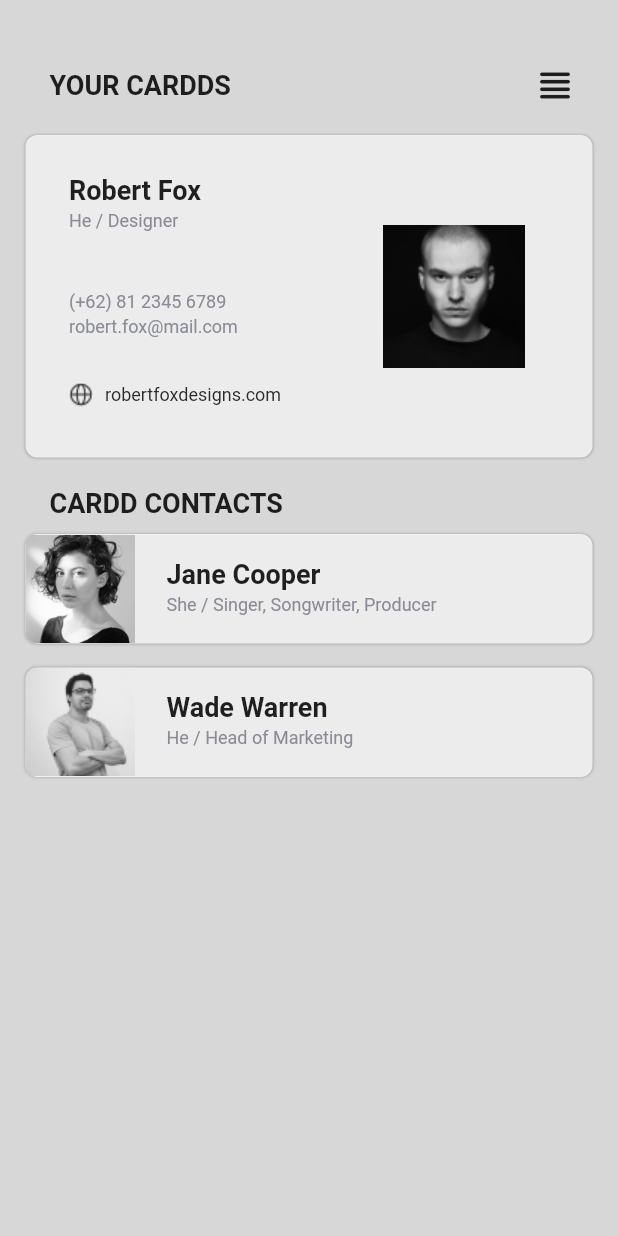
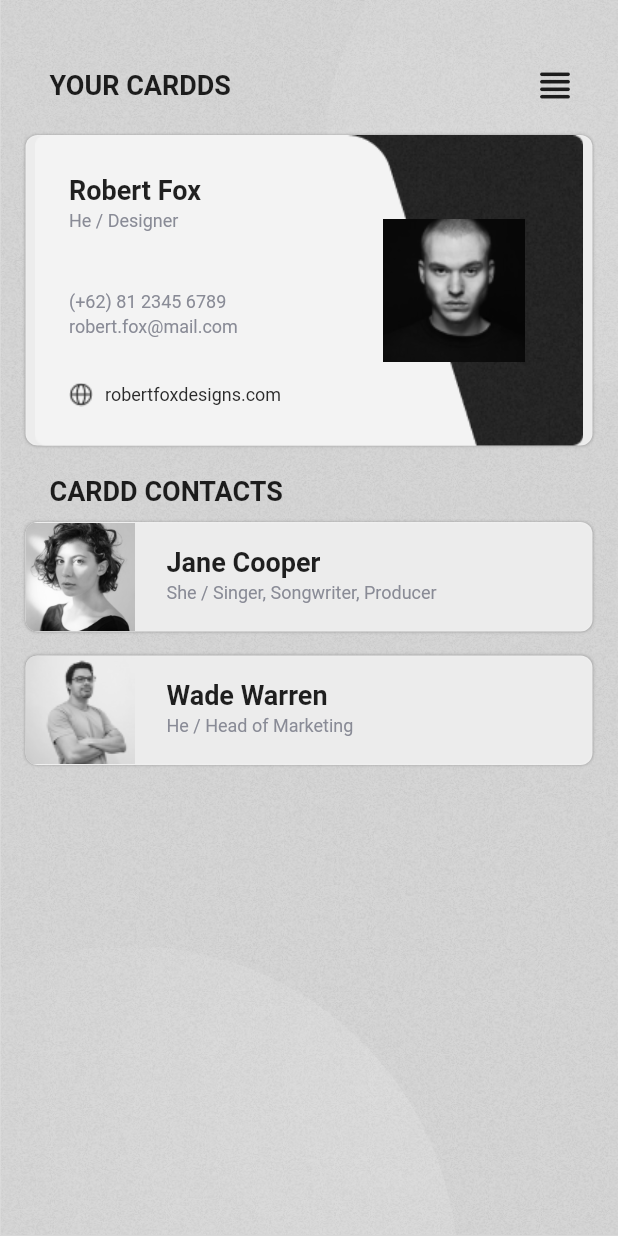
Before and after one commit to asropinr/CardName, a Flutter app: the screen it shows after launch, on a phone screen of 412 x 824 dp. Run offline on Flutter 3.47's test engine with Material 2 defaults, Android fonts, the light colour scheme and no system bars; our stand-ins replace lottie.

Commit message:
add new Project

```diff
--- a/lib/home_page.dart
+++ b/lib/home_page.dart
@@ -12,7 +12,12 @@ class _HomePageScreenState extends State<HomePageScreen> {
   Widget build(BuildContext context) {
     return Scaffold(
       backgroundColor: Color(0XFFD7D7D7),
-      body: Column(
+      body: Stack(
+        children: [
+          Image(
+            image: AssetImage("assets/BG Dashboard.png"),
+          ),
+          Column(
             crossAxisAlignment: CrossAxisAlignment.start,
             children: [
               Container(
@@ -50,6 +55,8 @@ class _HomePageScreenState extends State<HomePageScreen> {
                 decoration: BoxDecoration(
                   color: Colors.white.withOpacity(0.8),
                   borderRadius: BorderRadius.circular(8),
+                  image:
+                      DecorationImage(image: AssetImage("assets/Namecard.png")),
                   boxShadow: [
                     BoxShadow(
                       color: Colors.grey,
@@ -58,8 +65,6 @@ class _HomePageScreenState extends State<HomePageScreen> {
                     ),
                   ],
                 ),
-            height: 215,
-            width: 380,
                 child: Row(
                   mainAxisAlignment: MainAxisAlignment.spaceBetween,
                   children: [
@@ -68,8 +73,8 @@ class _HomePageScreenState extends State<HomePageScreen> {
                       children: [
                         Text(
                           "Robert Fox",
-                      style:
-                          TextStyle(fontSize: 18, fontWeight: FontWeight.bold),
+                          style: TextStyle(
+                              fontSize: 18, fontWeight: FontWeight.bold),
                         ),
                         SizedBox(
                           height: 3,
@@ -130,7 +135,8 @@ class _HomePageScreenState extends State<HomePageScreen> {
                     Container(
                       decoration: BoxDecoration(
                         image: DecorationImage(
-                        image: AssetImage("assets/unsplash_BBmi4nJjKk8.png")),
+                            image:
+                                AssetImage("assets/unsplash_BBmi4nJjKk8.png")),
                       ),
                       width: 95,
                       height: 95,
@@ -288,6 +294,8 @@ class _HomePageScreenState extends State<HomePageScreen> {
               )
             ],
           ),
+        ],
+      ),
     );
   }
 }
```
Also changed, not shown: lib/spalsh_screen.dart (+5 -4 lines), assets/BG Dashboard.png (added), assets/Group 2.png (deleted), assets/Namecard.png (added), assets/Splash Screen Title.png (added), assets/bgSplash.png (deleted), 1 other file. Lines whose indentation alone changed are shown as unchanged.
